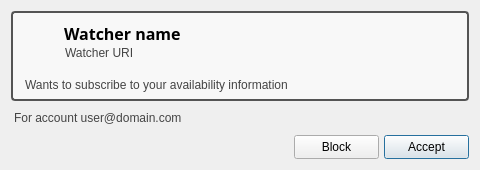
This is resources/pending_watcher.ui in AGProjects/blink-qt as Qt 5 draws it before an edit. The edited form follows.
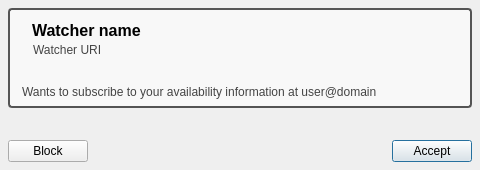
This is the edited form. Icons and pictures are not drawn.

Commit message: Fixed layout issues in incoming dialogs

```diff
--- a/resources/pending_watcher.ui
+++ b/resources/pending_watcher.ui
@@ -31,7 +31,19 @@
   </property>
   <layout class="QVBoxLayout" name="dialog_layout">
    <property name="spacing">
-    <number>10</number>
+    <number>32</number>
+   </property>
+   <property name="leftMargin">
+    <number>8</number>
+   </property>
+   <property name="topMargin">
+    <number>8</number>
+   </property>
+   <property name="rightMargin">
+    <number>8</number>
+   </property>
+   <property name="bottomMargin">
+    <number>8</number>
    </property>
    <item>
     <widget class="QFrame" name="frame">
@@ -64,49 +76,94 @@
        <number>0</number>
       </property>
       <item row="0" column="0" rowspan="2">
-       <layout class="QVBoxLayout" name="user_icon_layout">
-        <property name="spacing">
-         <number>0</number>
+       <widget class="QLabel" name="user_icon">
+        <property name="pixmap">
+         <pixmap>icons/default-avatar.png</pixmap>
         </property>
-        <item>
-         <widget class="QLabel" name="user_icon">
-          <property name="minimumSize">
-           <size>
-            <width>36</width>
-            <height>36</height>
-           </size>
-          </property>
-          <property name="maximumSize">
-           <size>
-            <width>36</width>
-            <height>36</height>
-           </size>
-          </property>
-          <property name="pixmap">
-           <pixmap>icons/default-avatar.png</pixmap>
-          </property>
-          <property name="alignment">
-           <set>Qt::AlignCenter</set>
-          </property>
-         </widget>
-        </item>
-        <item>
-         <spacer name="user_icon_spacer">
-          <property name="orientation">
-           <enum>Qt::Vertical</enum>
-          </property>
-          <property name="sizeType">
-           <enum>QSizePolicy::Minimum</enum>
-          </property>
-          <property name="sizeHint" stdset="0">
-           <size>
-            <width>0</width>
-            <height>0</height>
-           </size>
-          </property>
-         </spacer>
-        </item>
-       </layout>
+        <property name="alignment">
+         <set>Qt::AlignCenter</set>
+        </property>
+       </widget>
+      </item>
+      <item row="1" column="1">
+       <widget class="QLabel" name="uri_label">
+        <property name="sizePolicy">
+         <sizepolicy hsizetype="Expanding" vsizetype="Fixed">
+          <horstretch>0</horstretch>
+          <verstretch>0</verstretch>
+         </sizepolicy>
+        </property>
+        <property name="palette">
+         <palette>
+          <active>
+           <colorrole role="WindowText">
+            <brush brushstyle="SolidPattern">
+             <color alpha="255">
+              <red>68</red>
+              <green>68</green>
+              <blue>68</blue>
+             </color>
+            </brush>
+           </colorrole>
+           <colorrole role="Text">
+            <brush brushstyle="SolidPattern">
+             <color alpha="255">
+              <red>68</red>
+              <green>68</green>
+              <blue>68</blue>
+             </color>
+            </brush>
+           </colorrole>
+          </active>
+          <inactive>
+           <colorrole role="WindowText">
+            <brush brushstyle="SolidPattern">
+             <color alpha="255">
+              <red>68</red>
+              <green>68</green>
+              <blue>68</blue>
+             </color>
+            </brush>
+           </colorrole>
+           <colorrole role="Text">
+            <brush brushstyle="SolidPattern">
+             <color alpha="255">
+              <red>68</red>
+              <green>68</green>
+              <blue>68</blue>
+             </color>
+            </brush>
+           </colorrole>
+          </inactive>
+          <disabled>
+           <colorrole role="WindowText">
+            <brush brushstyle="SolidPattern">
+             <color alpha="255">
+              <red>118</red>
+              <green>118</green>
+              <blue>117</blue>
+             </color>
+            </brush>
+           </colorrole>
+           <colorrole role="Text">
+            <brush brushstyle="SolidPattern">
+             <color alpha="255">
+              <red>118</red>
+              <green>118</green>
+              <blue>117</blue>
+             </color>
+            </brush>
+           </colorrole>
+          </disabled>
+         </palette>
+        </property>
+        <property name="text">
+         <string>Watcher URI</string>
+        </property>
+        <property name="indent">
+         <number>1</number>
+        </property>
+       </widget>
       </item>
       <item row="0" column="1">
        <widget class="QLabel" name="name_label">
@@ -124,7 +181,6 @@
         </property>
         <property name="font">
          <font>
-          <family>Sans Serif</family>
           <pointsize>12</pointsize>
           <weight>75</weight>
           <bold>true</bold>
@@ -138,87 +194,7 @@
         </property>
        </widget>
       </item>
-      <item row="1" column="1">
-       <widget class="QLabel" name="uri_label">
-        <property name="sizePolicy">
-         <sizepolicy hsizetype="Expanding" vsizetype="Fixed">
-          <horstretch>0</horstretch>
-          <verstretch>0</verstretch>
-         </sizepolicy>
-        </property>
-        <property name="palette">
-         <palette>
-          <active>
-           <colorrole role="WindowText">
-            <brush brushstyle="SolidPattern">
-             <color alpha="255">
-              <red>68</red>
-              <green>68</green>
-              <blue>68</blue>
-             </color>
-            </brush>
-           </colorrole>
-           <colorrole role="Text">
-            <brush brushstyle="SolidPattern">
-             <color alpha="255">
-              <red>68</red>
-              <green>68</green>
-              <blue>68</blue>
-             </color>
-            </brush>
-           </colorrole>
-          </active>
-          <inactive>
-           <colorrole role="WindowText">
-            <brush brushstyle="SolidPattern">
-             <color alpha="255">
-              <red>68</red>
-              <green>68</green>
-              <blue>68</blue>
-             </color>
-            </brush>
-           </colorrole>
-           <colorrole role="Text">
-            <brush brushstyle="SolidPattern">
-             <color alpha="255">
-              <red>68</red>
-              <green>68</green>
-              <blue>68</blue>
-             </color>
-            </brush>
-           </colorrole>
-          </inactive>
-          <disabled>
-           <colorrole role="WindowText">
-            <brush brushstyle="SolidPattern">
-             <color alpha="255">
-              <red>118</red>
-              <green>118</green>
-              <blue>117</blue>
-             </color>
-            </brush>
-           </colorrole>
-           <colorrole role="Text">
-            <brush brushstyle="SolidPattern">
-             <color alpha="255">
-              <red>118</red>
-              <green>118</green>
-              <blue>117</blue>
-             </color>
-            </brush>
-           </colorrole>
-          </disabled>
-         </palette>
-        </property>
-        <property name="text">
-         <string>Watcher URI</string>
-        </property>
-        <property name="indent">
-         <number>1</number>
-        </property>
-       </widget>
-      </item>
-      <item row="3" column="0" colspan="3">
+      <item row="3" column="0" colspan="2">
        <widget class="QLabel" name="description_label">
         <property name="palette">
          <palette>
@@ -285,22 +261,22 @@
          </palette>
         </property>
         <property name="text">
-         <string>Wants to subscribe to your availability information</string>
+         <string>Wants to subscribe to your availability information at user@domain</string>
         </property>
         <property name="indent">
          <number>3</number>
         </property>
        </widget>
       </item>
-      <item row="2" column="0" colspan="3">
+      <item row="2" column="0" colspan="2">
        <spacer name="frame_spacer">
         <property name="orientation">
          <enum>Qt::Vertical</enum>
         </property>
         <property name="sizeHint" stdset="0">
          <size>
-          <width>407</width>
-          <height>22</height>
+          <width>20</width>
+          <height>20</height>
          </size>
         </property>
        </spacer>
@@ -308,85 +284,27 @@
      </layout>
     </widget>
    </item>
-   <item>
-    <widget class="QLabel" name="account_label">
-     <property name="palette">
-      <palette>
-       <active>
-        <colorrole role="WindowText">
-         <brush brushstyle="SolidPattern">
-          <color alpha="255">
-           <red>68</red>
-           <green>68</green>
-           <blue>68</blue>
-          </color>
-         </brush>
-        </colorrole>
-        <colorrole role="Text">
-         <brush brushstyle="SolidPattern">
-          <color alpha="255">
-           <red>68</red>
-           <green>68</green>
-           <blue>68</blue>
-          </color>
-         </brush>
-        </colorrole>
-       </active>
-       <inactive>
-        <colorrole role="WindowText">
-         <brush brushstyle="SolidPattern">
-          <color alpha="255">
-           <red>68</red>
-           <green>68</green>
-           <blue>68</blue>
-          </color>
-         </brush>
-        </colorrole>
-        <colorrole role="Text">
-         <brush brushstyle="SolidPattern">
-          <color alpha="255">
-           <red>68</red>
-           <green>68</green>
-           <blue>68</blue>
-          </color>
-         </brush>
-        </colorrole>
-       </inactive>
-       <disabled>
-        <colorrole role="WindowText">
-         <brush brushstyle="SolidPattern">
-          <color alpha="255">
-           <red>118</red>
-           <green>118</green>
-           <blue>117</blue>
-          </color>
-         </brush>
-        </colorrole>
-        <colorrole role="Text">
-         <brush brushstyle="SolidPattern">
-          <color alpha="255">
-           <red>118</red>
-           <green>118</green>
-           <blue>117</blue>
-          </color>
-         </brush>
-        </colorrole>
-       </disabled>
-      </palette>
-     </property>
-     <property name="text">
-      <string>For account user@domain.com</string>
-     </property>
-     <property name="indent">
-      <number>3</number>
-     </property>
-    </widget>
-   </item>
    <item>
     <layout class="QHBoxLayout" name="button_layout">
      <property name="spacing">
       <number>5</number>
      </property>
+     <item>
+      <widget class="QPushButton" name="block_button">
+       <property name="maximumSize">
+        <size>
+         <width>16777215</width>
+         <height>28</height>
+        </size>
+       </property>
+       <property name="toolTip">
+        <string>Refuse the call but leave other devices ringing</string>
+       </property>
+       <property name="text">
+        <string>Block</string>
+       </property>
+      </widget>
+     </item>
      <item>
       <spacer name="button_spacer">
        <property name="orientation">
@@ -400,40 +318,12 @@
        </property>
       </spacer>
      </item>
-     <item>
-      <widget class="QPushButton" name="block_button">
-       <property name="minimumSize">
-        <size>
-         <width>85</width>
-         <height>24</height>
-        </size>
-       </property>
-       <property name="maximumSize">
-        <size>
-         <width>16777215</width>
-         <height>24</height>
-        </size>
-       </property>
-       <property name="toolTip">
-        <string>Refuse the call but leave other devices ringing</string>
-       </property>
-       <property name="text">
-        <string>Block</string>
-       </property>
-      </widget>
-     </item>
      <item>
       <widget class="QPushButton" name="accept_button">
-       <property name="minimumSize">
-        <size>
-         <width>85</width>
-         <height>24</height>
-        </size>
-       </property>
        <property name="maximumSize">
         <size>
          <width>16777215</width>
-         <height>24</height>
+         <height>28</height>
         </size>
        </property>
        <property name="text">
```
Left out of the diff: 9 changed lines with no effect on the pictures. The commit also changes 5 other files.
